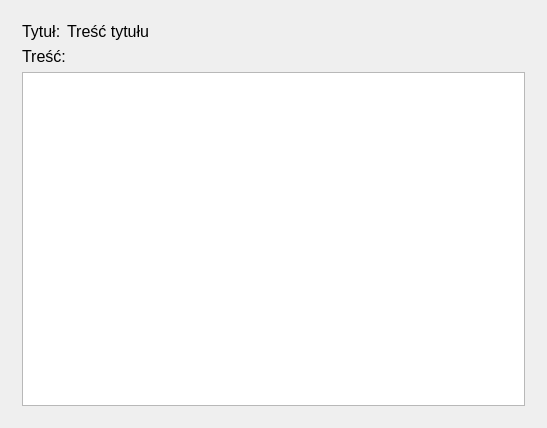
Sleyn2/IO_projectmanagement, file project_managment/project_managment/raport_tworz_okno.ui: the form before one commit.
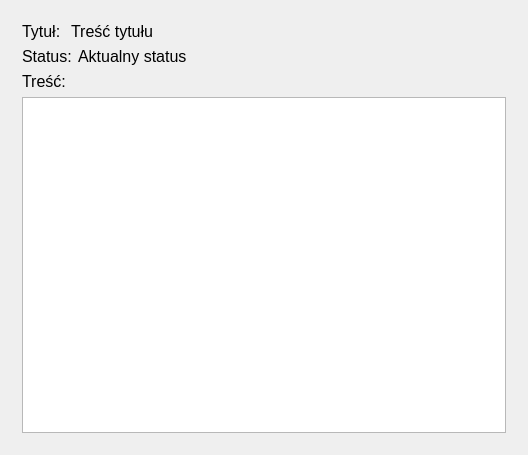
The form after the commit.

The edit to the form file:
```diff
--- a/project_managment/project_managment/raport_tworz_okno.ui
+++ b/project_managment/project_managment/raport_tworz_okno.ui
@@ -6,8 +6,8 @@
    <rect>
     <x>0</x>
     <y>0</y>
-    <width>547</width>
-    <height>428</height>
+    <width>528</width>
+    <height>455</height>
    </rect>
   </property>
   <property name="windowTitle">
@@ -39,12 +39,18 @@
               </font>
              </property>
              <property name="text">
-              <string>Tytuł:</string>
+              <string>Tytuł: </string>
              </property>
             </widget>
            </item>
            <item>
             <widget class="QLabel" name="labelTytul">
+             <property name="sizePolicy">
+              <sizepolicy hsizetype="Preferred" vsizetype="Preferred">
+               <horstretch>0</horstretch>
+               <verstretch>0</verstretch>
+              </sizepolicy>
+             </property>
              <property name="font">
               <font>
                <pointsize>12</pointsize>
@@ -57,6 +63,40 @@
            </item>
           </layout>
          </item>
+         <item>
+          <layout class="QHBoxLayout" name="horizontalLayout_4">
+           <item>
+            <widget class="QLabel" name="label_6">
+             <property name="sizePolicy">
+              <sizepolicy hsizetype="Fixed" vsizetype="Preferred">
+               <horstretch>0</horstretch>
+               <verstretch>0</verstretch>
+              </sizepolicy>
+             </property>
+             <property name="font">
+              <font>
+               <pointsize>12</pointsize>
+              </font>
+             </property>
+             <property name="text">
+              <string>Status:</string>
+             </property>
+            </widget>
+           </item>
+           <item>
+            <widget class="QLabel" name="labelStatus">
+             <property name="font">
+              <font>
+               <pointsize>12</pointsize>
+              </font>
+             </property>
+             <property name="text">
+              <string>Aktualny status</string>
+             </property>
+            </widget>
+           </item>
+          </layout>
+         </item>
          <item>
           <layout class="QVBoxLayout" name="verticalLayout_4">
            <item>
```
Left out of the diff: 6 changed lines with no effect on the pictures.
